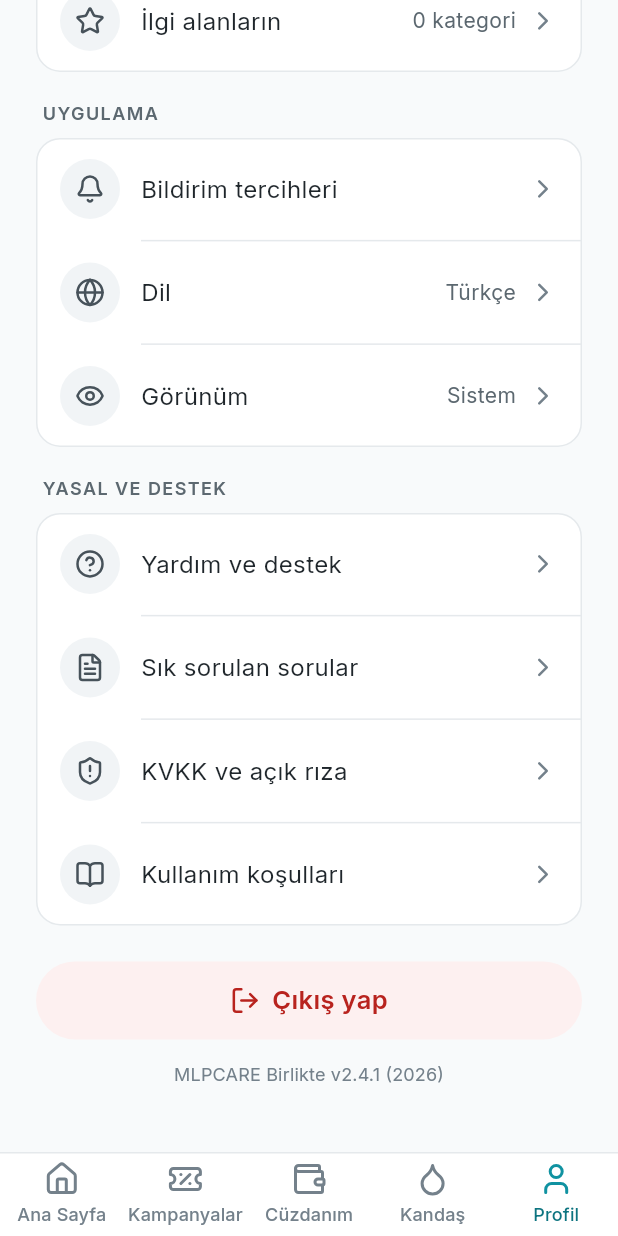
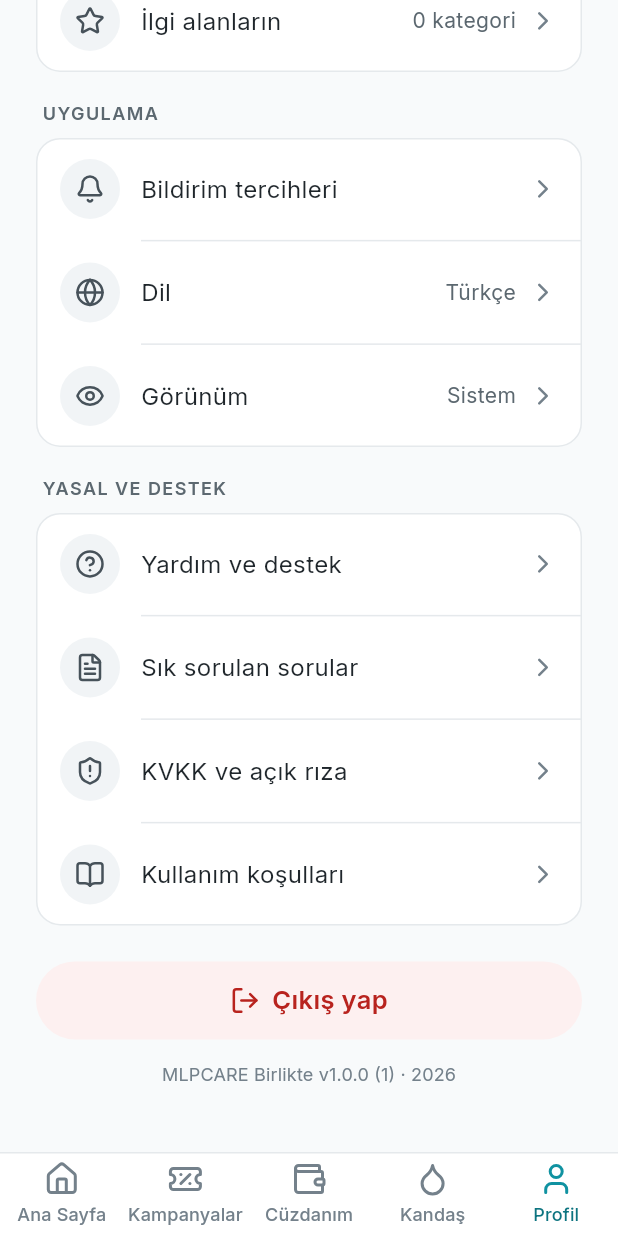
Before and after one commit to MLP-ARGE/Birlikte, a Flutter app: the ProfilePage screen opened by its route, scrolled down 576 dp, on a phone screen of 412 x 824 dp. Run offline on Flutter 3.47's test engine with Material 3 defaults, Android fonts, the phone set to English and light mode, and no system bars; our stand-ins replace cached_network_image, device_info_plus, flutter_riverpod, flutter_secure_storage, go_router, lucide_icons_flutter and 2 more; accounts and stored records are empty.

Commit message:
fix(profil): sürümü paket üst verisinden oku, elle yazmayı bırak
Profil ekranı "v2.4.1" gösteriyordu, uygulamanın gerçek sürümü 1.0.0'dı.
AppConfig.version elle tutuluyordu ve koddaki TODO da bunun pubspec'ten
beslenmesi gerektiğini söylüyordu.

Sabit değeri '1.0.0' yapmak aynı kaymayı tekrar yaşatırdı. Gerçek değer
artık çalışma anında PackageInfo'dan okunuyor (package_info_plus zaten PDKS
cihaz başlıkları için projede vardı), dolayısıyla pubspec'ten sapması
mümkün değil.

Derleme numarası da gösteriliyor ("v1.0.0 (10)"): beta testçileri hata
bildirirken hangi TestFlight yapısında olduklarını söyleyebilsin.

İki tuzak vardı:
- Sağlayıcı hata fırlatırsa Riverpod yeniden deneme zamanlayıcısı kuruyor;
  testlerde platform eklentisi olmadığı için bu "A Timer is still pending"
  ile patlıyordu. Sürüm satırı tamamen ikincil bir bilgi — hata yutuluyor ve
  boş dizeye düşülüyor.
- Değer ortama göre değişeceği için goldenlarda kayardı; testOverrides
  sabitliyor.

Co-Authored-By: Claude Opus 5 (1M context) <noreply@anthropic.com>

```diff
--- a/lib/core/config/app_config.dart
+++ b/lib/core/config/app_config.dart
@@ -4,10 +4,10 @@ enum Flavor { dev, staging, prod }
 abstract final class AppConfig {
   static const String appName = 'MLPCARE Birlikte';
 
-  /// Profil ekranının altındaki sürüm satırı.
-  /// TODO(release): pubspec sürümünden `--dart-define` ile beslenmeli;
-  /// şimdilik elle tutuluyor.
-  static const String version = '2.4.1';
+  /// Sürüm burada TUTULMUYOR. Elle yazıldığı sürece pubspec'ten kaçınılmaz
+  /// olarak kayıyordu: uygulama 1.0.0 iken profil ekranı "v2.4.1" gösteriyordu.
+  /// Gerçek değer çalışma anında paket üst verisinden okunuyor —
+  /// bkz. [appVersionProvider].
   static const String buildYear = '2026';
 
   static const Flavor flavor = Flavor.dev;
--- /dev/null
+++ b/lib/core/config/app_version_provider.dart
@@ -0,0 +1,22 @@
+import 'package:flutter_riverpod/flutter_riverpod.dart';
+import 'package:package_info_plus/package_info_plus.dart';
+
+/// Uygulamanın gerçek sürümü, "1.0.0 (9)" biçiminde.
+///
+/// Değer pubspec'ten derlemeye gömülüyor ve buradan okunuyor; elle yazılan
+/// bir sabit tutulmuyor ki sürümler birbirinden kaymasın.
+///
+/// Derleme numarası da gösteriliyor: beta testçileri hata bildirirken hangi
+/// TestFlight yapısında olduklarını söyleyebilsin diye.
+/// Hata fırlatmıyor. Paket üst verisi okunamazsa (platform eklentisi yoksa)
+/// boş dize dönüyor: fırlatsaydı Riverpod yeniden deneme zamanlayıcısı kurar
+/// ve sürüm satırı gibi tamamen ikincil bir bilgi için sürekli uğraşırdı.
+final appVersionProvider = FutureProvider<String>((ref) async {
+  try {
+    final info = await PackageInfo.fromPlatform();
+    final build = info.buildNumber;
+    return build.isEmpty ? info.version : '${info.version} ($build)';
+  } catch (_) {
+    return '';
+  }
+});
--- a/lib/features/profile/presentation/profile_page.dart
+++ b/lib/features/profile/presentation/profile_page.dart
@@ -6,6 +6,7 @@ import 'package:go_router/go_router.dart';
 
 import '../../../app/routes.dart';
 import '../../../core/config/app_config.dart';
+import '../../../core/config/app_version_provider.dart';
 import '../../../core/theme/app_colors.dart';
 import '../../../core/theme/app_dimens.dart';
 import '../../../core/theme/app_icons.dart';
@@ -169,8 +170,13 @@ class ProfilePage extends ConsumerWidget {
             const SizedBox(height: AppSpacing.s5),
             Center(
               child: Text(
-                '${AppConfig.appName} v${AppConfig.version} '
-                '(${AppConfig.buildYear})',
+                // Sürüm asenkron geliyor; henüz yüklenmediyse yalnızca
+                // uygulama adını gösteriyoruz, satır zıplamasın diye.
+                switch (ref.watch(appVersionProvider)) {
+                  AsyncData(:final value) when value.isNotEmpty =>
+                    '${AppConfig.appName} v$value · ${AppConfig.buildYear}',
+                  _ => '${AppConfig.appName} · ${AppConfig.buildYear}',
+                },
                 style: AppTypography.caption.copyWith(
                   color: AppColors.textTertiary,
                 ),
```
Also changed, not shown: 2 other files.
